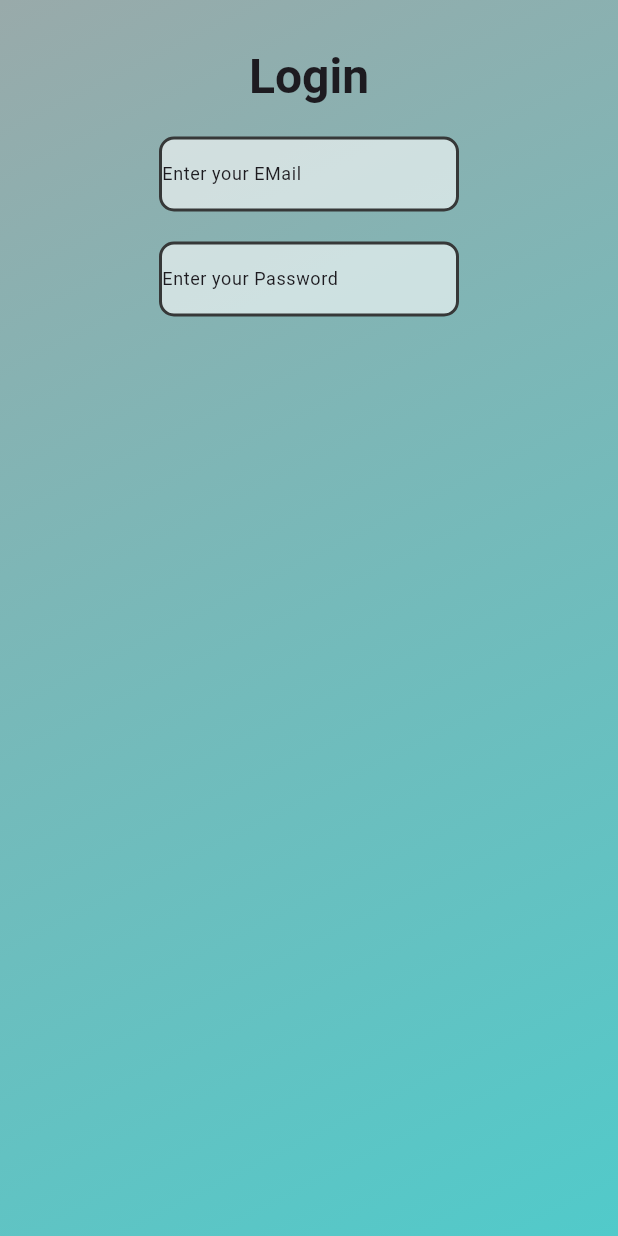
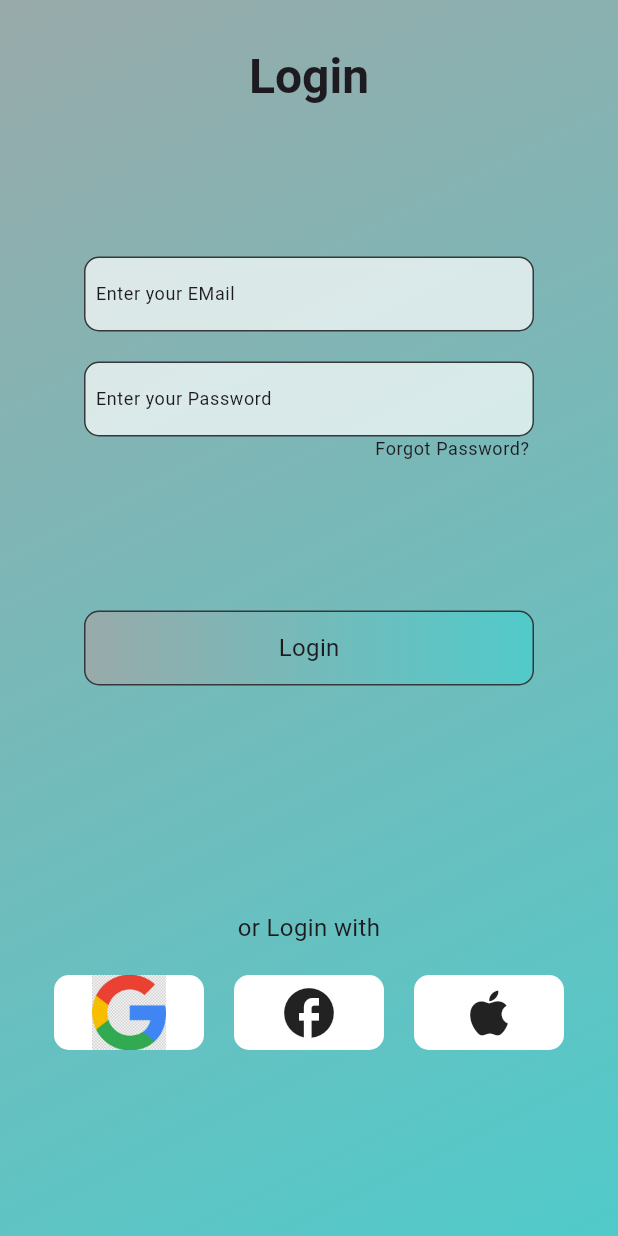
Before and after one commit to AkademieDirk/mam_projekt_v1, a Flutter app: the LoginScreen screen opened directly, on a phone screen of 412 x 824 dp. Run offline on Flutter 3.47's test engine with Material 3 defaults, Android fonts, the phone set to English and light mode, and no system bars; Roboto replaces fonts that are missing (Urbanist).

Commit message:
Login Screen completed

```diff
--- a/lib/config/themes/themes.dart
+++ b/lib/config/themes/themes.dart
@@ -27,8 +27,8 @@ const BoxDecoration background = BoxDecoration(
 );
 
 final BoxDecoration borderBasics = BoxDecoration(
-  color: Colors.white60,
-  border: Border.all(color: buttonBorder, width: 2.0),
+  color: Colors.white70,
+  border: Border.all(color: buttonBorder, width: 1.0),
   borderRadius: const BorderRadius.all(
     Radius.circular(10),
   ),
--- a/lib/features/Abfall_ABC/widgets/classes/container_settings.dart
+++ /dev/null
@@ -1 +0,0 @@
-import 'package:flutter/material.dart';
--- a/lib/features/Abfall_ABC/widgets/classes/my_own_container.dart
+++ b/lib/features/Abfall_ABC/widgets/classes/my_own_container.dart
@@ -12,7 +12,7 @@ class MyOwnContainer extends StatelessWidget {
   Widget build(BuildContext context) {
     return Container(
         height: 50,
-        width: 200,
+        width: 300,
         decoration: borderBasics,
         alignment: Alignment.centerLeft,
         child: Text(text, style: Theme.of(context).textTheme.bodySmall));
--- a/lib/features/Login_Registration/login_screen.dart
+++ b/lib/features/Login_Registration/login_screen.dart
@@ -1,8 +1,7 @@
 import 'package:flutter/material.dart';
 import 'package:mam_projekt_v1/config/colors/colors.dart';
-import 'package:mam_projekt_v1/config/sizes/sizes.dart';
 import 'package:mam_projekt_v1/config/themes/themes.dart';
-import 'package:mam_projekt_v1/features/Abfall_ABC/widgets/classes/container_settings.dart';
+
 import 'package:mam_projekt_v1/features/Abfall_ABC/widgets/classes/my_own_container.dart';
 
 class LoginScreen extends StatelessWidget {
@@ -30,14 +29,95 @@ class LoginScreen extends StatelessWidget {
                   const Expanded(child: SizedBox()),
                 ],
               ),
-              verticalSpacing,
+              const SizedBox(
+                height: 100,
+              ),
               const Center(
                 child: MyOwnContainer(
-                  text: "Enter your EMail",
+                  text: "  Enter your EMail",
                 ),
               ),
               verticalSpacing,
-              const MyOwnContainer(text: "Enter your Password"),
+              const MyOwnContainer(text: "  Enter your Password"),
+              Row(
+                children: [
+                  const SizedBox(
+                    width: 250,
+                  ),
+                  Text(
+                    "Forgot Password?",
+                    style: Theme.of(context).textTheme.bodySmall,
+                  ),
+                ],
+              ),
+              const SizedBox(height: 100),
+              Center(
+                child: Container(
+                  alignment: Alignment.center,
+                  decoration: BoxDecoration(
+                      gradient: const LinearGradient(colors: [
+                        backgroundGradientStartColor,
+                        backgroundGradientEndColor,
+                      ]),
+                      borderRadius: const BorderRadius.all(Radius.circular(10)),
+                      border: Border.all(color: buttonBorder, width: 1.0)),
+                  height: 50,
+                  width: 300,
+                  child: Text(
+                    "Login",
+                    style: Theme.of(context).textTheme.bodyMedium,
+                  ),
+                ),
+              ),
+              const SizedBox(height: 150),
+              const Text(
+                "or Login with",
+                textAlign: TextAlign.center,
+              ),
+              verticalSpacing,
+              Row(
+                children: [
+                  const Expanded(child: SizedBox()),
+                  Container(
+                      decoration: const BoxDecoration(
+                          color: Colors.white,
+                          borderRadius: BorderRadius.all(Radius.circular(10))),
+                      height: 50,
+                      width: 100,
+                      child: ClipRRect(
+                          borderRadius: BorderRadius.circular(10),
+                          child: Image.asset("assets/icons/google_logo.png"))),
+                  const SizedBox(
+                    width: 20,
+                  ),
+                  Container(
+                    decoration: const BoxDecoration(
+                        color: Colors.white,
+                        borderRadius: BorderRadius.all(Radius.circular(10))),
+                    height: 50,
+                    width: 100,
+                    child: const Icon(
+                      Icons.facebook_sharp,
+                      size: 40,
+                    ),
+                  ),
+                  const SizedBox(
+                    width: 20,
+                  ),
+                  Container(
+                    decoration: const BoxDecoration(
+                        color: Colors.white,
+                        borderRadius: BorderRadius.all(Radius.circular(10))),
+                    height: 50,
+                    width: 100,
+                    child: const Icon(
+                      Icons.apple,
+                      size: 40,
+                    ),
+                  ),
+                  const Expanded(child: SizedBox())
+                ],
+              )
             ],
           ),
         )
```
Also changed, not shown: assets/icons/Google Logo.jpeg (added), assets/icons/google_logo.png (added).
